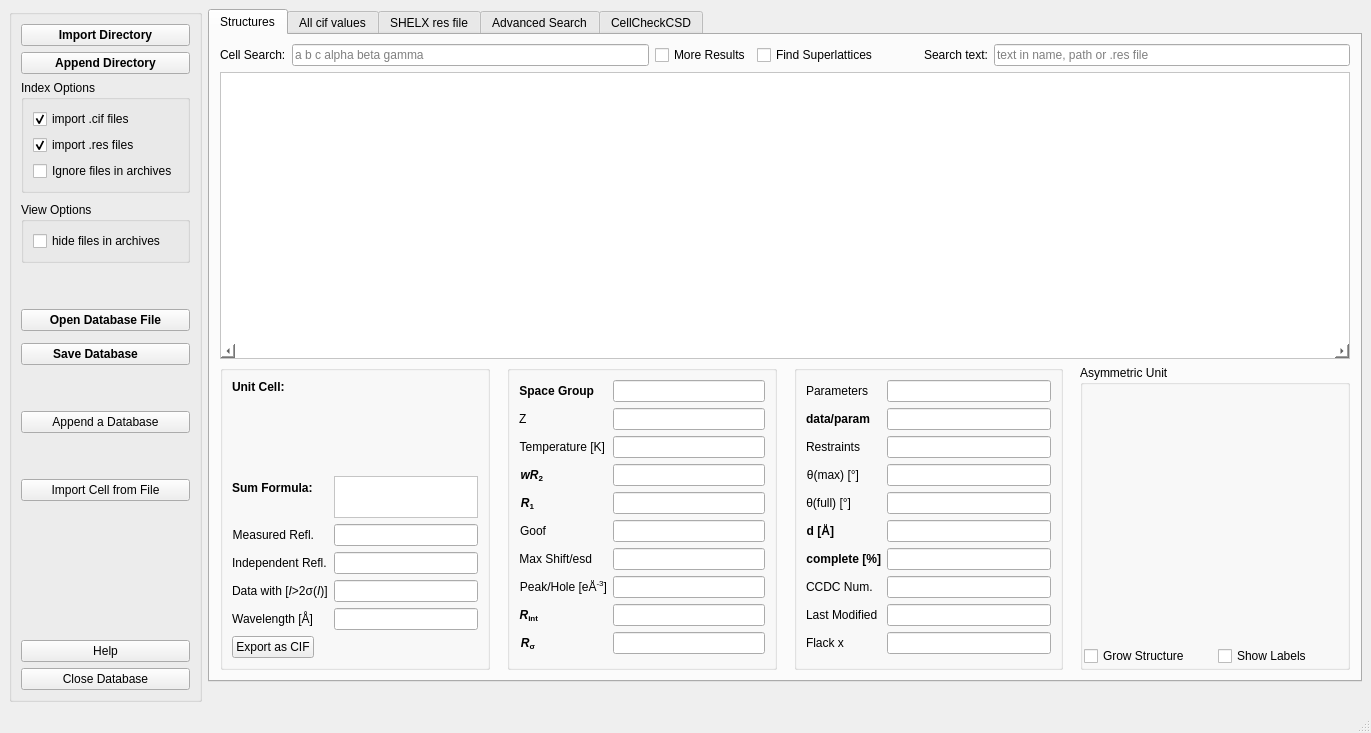
First picture: the form in src/structurefinder/gui/strf_main.ui, repository dkratzert/StructureFinder, before the edit.
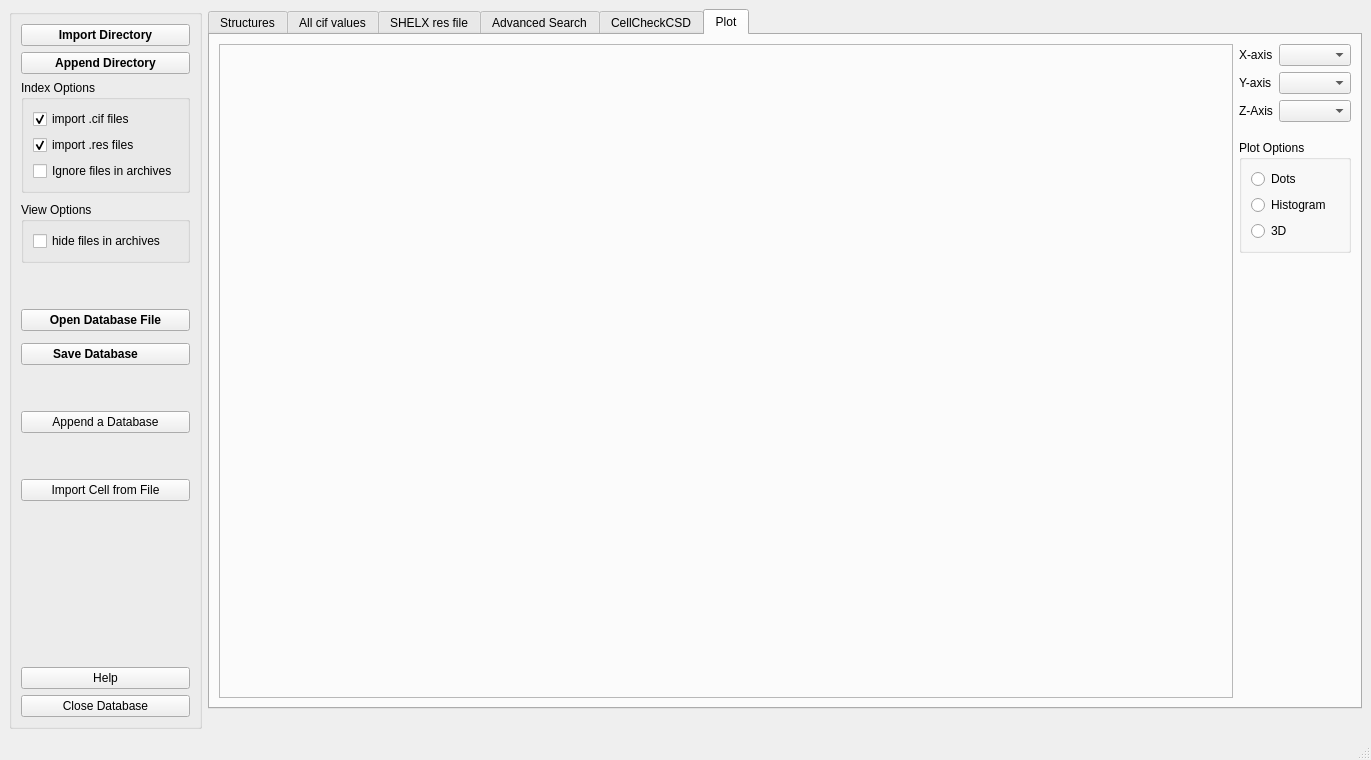
Second picture: the form after the edit. Custom widgets are drawn as their Qt base class.

```diff
--- a/src/structurefinder/gui/strf_main.ui
+++ b/src/structurefinder/gui/strf_main.ui
@@ -8,7 +8,7 @@
     <x>0</x>
     <y>0</y>
     <width>1371</width>
-    <height>733</height>
+    <height>760</height>
    </rect>
   </property>
   <property name="windowTitle">
@@ -280,6 +280,8 @@
        <number>0</number>
       </property>
       <item>
+       <layout class="QVBoxLayout" name="verticalLayout_9">
+        <item>
        <widget class="QTabWidget" name="MaintabWidget">
         <property name="accessibleName">
          <string/>
@@ -294,7 +296,7 @@
          <string notr="true"/>
         </property>
         <property name="currentIndex">
-         <number>0</number>
+           <number>5</number>
         </property>
         <widget class="QWidget" name="maintab">
          <attribute name="title">
@@ -358,7 +360,6 @@
                   <widget class="QLabel" name="SpaceGrouplabel">
                    <property name="font">
                     <font>
-                     <weight>75</weight>
                      <bold>true</bold>
                     </font>
                    </property>
@@ -418,7 +419,6 @@
                   <widget class="QLabel" name="wR2Label">
                    <property name="font">
                     <font>
-                     <weight>75</weight>
                      <italic>false</italic>
                      <bold>true</bold>
                     </font>
@@ -442,7 +442,6 @@
                   <widget class="QLabel" name="r1Label">
                    <property name="font">
                     <font>
-                     <weight>75</weight>
                      <italic>false</italic>
                      <bold>true</bold>
                     </font>
@@ -517,7 +516,6 @@
                   <widget class="QLabel" name="rintLabel">
                    <property name="font">
                     <font>
-                     <weight>75</weight>
                      <bold>true</bold>
                     </font>
                    </property>
@@ -540,7 +538,6 @@
                   <widget class="QLabel" name="rsigmaLabel">
                    <property name="font">
                     <font>
-                     <weight>75</weight>
                      <bold>true</bold>
                     </font>
                    </property>
@@ -592,7 +589,6 @@
                  </property>
                  <property name="font">
                   <font>
-                   <weight>75</weight>
                    <bold>true</bold>
                   </font>
                  </property>
@@ -616,7 +612,6 @@
                   <widget class="QLabel" name="label">
                    <property name="font">
                     <font>
-                     <weight>75</weight>
                      <bold>true</bold>
                     </font>
                    </property>
@@ -949,7 +944,6 @@
                   <widget class="QLabel" name="dataReflnsLabel">
                    <property name="font">
                     <font>
-                     <weight>75</weight>
                      <bold>true</bold>
                     </font>
                    </property>
@@ -1023,7 +1017,6 @@
                   <widget class="QLabel" name="dLabel">
                    <property name="font">
                     <font>
-                     <weight>75</weight>
                      <bold>true</bold>
                     </font>
                    </property>
@@ -1046,7 +1039,6 @@
                   <widget class="QLabel" name="completeLabel">
                    <property name="font">
                     <font>
-                     <weight>75</weight>
                      <bold>true</bold>
                     </font>
                    </property>
@@ -3347,10 +3339,124 @@
           </item>
          </layout>
         </widget>
+          <widget class="QWidget" name="tab">
+           <attribute name="title">
+            <string>Plot</string>
+           </attribute>
+           <layout class="QHBoxLayout" name="horizontalLayout_7">
+            <item>
+             <widget class="QFrame" name="plot_area_frame">
+              <property name="sizePolicy">
+               <sizepolicy hsizetype="Preferred" vsizetype="Preferred">
+                <horstretch>90</horstretch>
+                <verstretch>0</verstretch>
+               </sizepolicy>
+              </property>
+              <property name="frameShape">
+               <enum>QFrame::Shape::StyledPanel</enum>
+              </property>
+              <property name="frameShadow">
+               <enum>QFrame::Shadow::Raised</enum>
+              </property>
+              <layout class="QVBoxLayout" name="plot_area_verticalLayout"/>
        </widget>
       </item>
       <item>
-       <layout class="QVBoxLayout" name="verticalLayout_9">
+             <layout class="QVBoxLayout" name="verticalLayout_13">
+              <item>
+               <layout class="QFormLayout" name="formLayout_4">
+                <property name="bottomMargin">
+                 <number>12</number>
+                </property>
+                <item row="0" column="1">
+                 <widget class="QComboBox" name="x_axis_plot_comboBox">
+                  <property name="sizeAdjustPolicy">
+                   <enum>QComboBox::SizeAdjustPolicy::AdjustToContents</enum>
+                  </property>
+                 </widget>
+                </item>
+                <item row="0" column="0">
+                 <widget class="QLabel" name="label_3">
+                  <property name="text">
+                   <string>X-axis</string>
+                  </property>
+                 </widget>
+                </item>
+                <item row="1" column="0">
+                 <widget class="QLabel" name="label_4">
+                  <property name="text">
+                   <string>Y-axis</string>
+                  </property>
+                 </widget>
+                </item>
+                <item row="2" column="0">
+                 <widget class="QLabel" name="label_5">
+                  <property name="text">
+                   <string>Z-Axis</string>
+                  </property>
+                 </widget>
+                </item>
+                <item row="1" column="1">
+                 <widget class="QComboBox" name="y_axis_plot_comboBox">
+                  <property name="sizeAdjustPolicy">
+                   <enum>QComboBox::SizeAdjustPolicy::AdjustToContents</enum>
+                  </property>
+                 </widget>
+                </item>
+                <item row="2" column="1">
+                 <widget class="QComboBox" name="z_axis_plot_comboBox"/>
+                </item>
+               </layout>
+              </item>
+              <item>
+               <widget class="QGroupBox" name="pltOptionsGroupBox">
+                <property name="title">
+                 <string>Plot Options</string>
+                </property>
+                <layout class="QVBoxLayout" name="verticalLayout_14">
+                 <item>
+                  <widget class="QRadioButton" name="radioButton">
+                   <property name="text">
+                    <string>Dots</string>
+                   </property>
+                  </widget>
+                 </item>
+                 <item>
+                  <widget class="QRadioButton" name="radioButton_2">
+                   <property name="text">
+                    <string>Histogram</string>
+                   </property>
+                  </widget>
+                 </item>
+                 <item>
+                  <widget class="QRadioButton" name="radioButton_3">
+                   <property name="text">
+                    <string>3D</string>
+                   </property>
+                  </widget>
+                 </item>
+                </layout>
+               </widget>
+              </item>
+              <item>
+               <spacer name="verticalSpacer_10">
+                <property name="orientation">
+                 <enum>Qt::Orientation::Vertical</enum>
+                </property>
+                <property name="sizeHint" stdset="0">
+                 <size>
+                  <width>20</width>
+                  <height>40</height>
+                 </size>
+                </property>
+               </spacer>
+              </item>
+             </layout>
+            </item>
+           </layout>
+          </widget>
+         </widget>
+        </item>
         <item>
          <widget class="QLabel" name="DatabaseNameDisplayLabel">
           <property name="text">
```
Left out of the diff: 187 changed lines with no effect on the pictures. Lines whose indentation alone changed are shown as unchanged.
